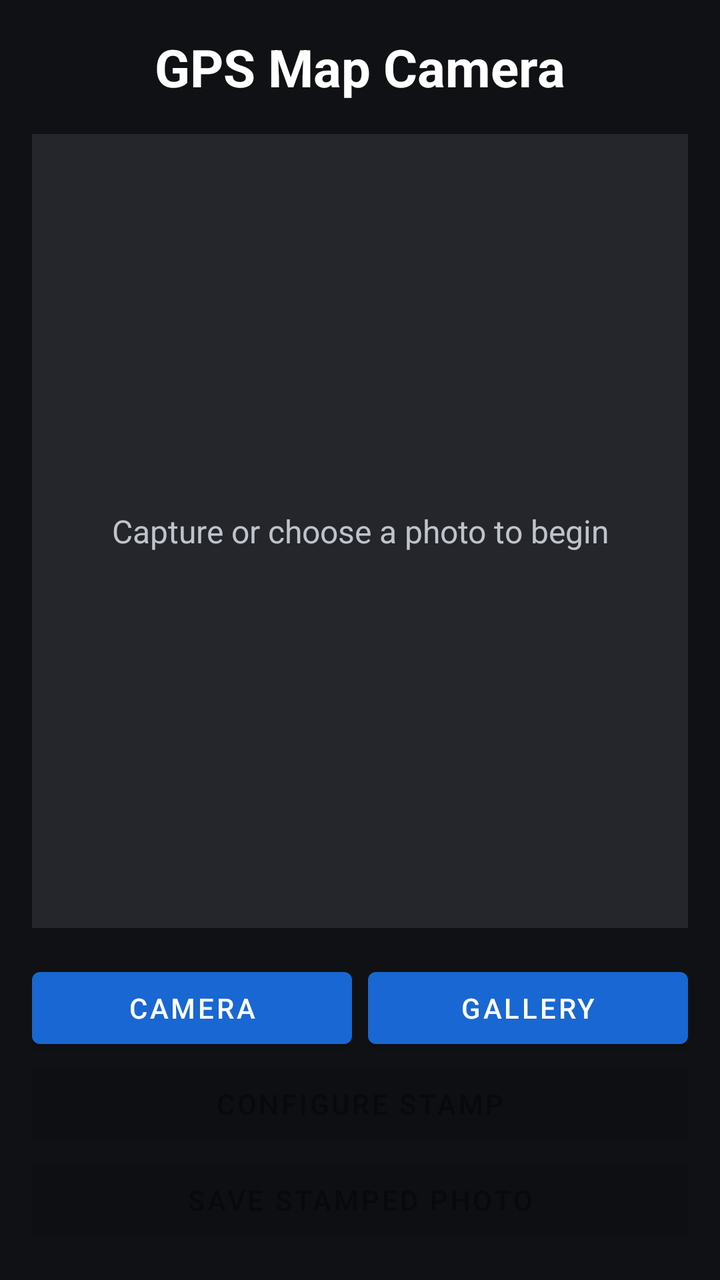
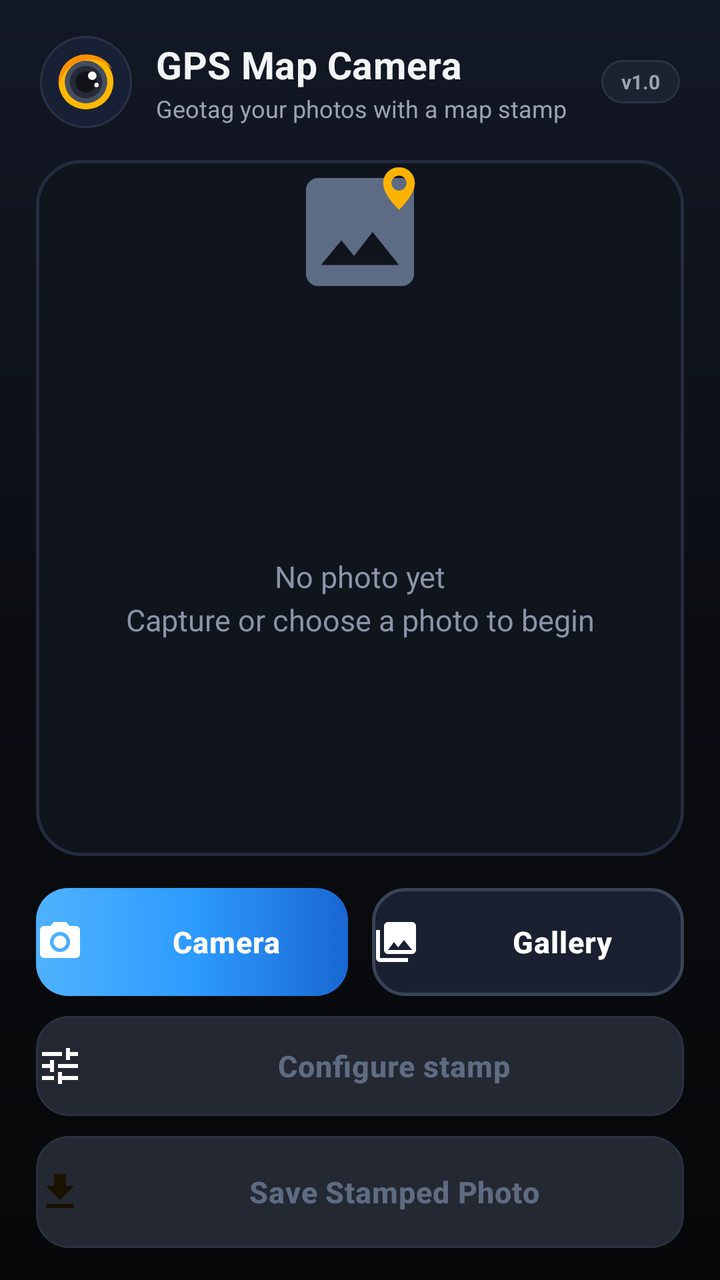

Before-and-after screenshots of an Android layout around one commit, followed by the original layout XML and the change that was made.
<!-- AndroidManifest.xml: application theme Theme.GpsMapCamera -->
<!-- res/layout/activity_main.xml -->
<LinearLayout xmlns:android="http://schemas.android.com/apk/res/android"
    android:layout_width="match_parent" android:layout_height="match_parent"
    android:orientation="vertical" android:padding="16dp" android:gravity="center_horizontal"
    android:background="#101114">
    <TextView android:layout_width="wrap_content" android:layout_height="wrap_content"
        android:text="GPS Map Camera" android:textColor="#FFFFFF" android:textSize="26sp"
        android:textStyle="bold" android:layout_marginBottom="16dp"/>
    <FrameLayout android:id="@+id/previewContainer" android:layout_width="match_parent"
        android:layout_height="0dp" android:layout_weight="1" android:background="#24262B">
        <ImageView android:id="@+id/photoPreview" android:layout_width="match_parent"
            android:layout_height="match_parent" android:scaleType="fitCenter"
            android:contentDescription="Selected photo preview"/>
        <include android:id="@+id/stampPreview" layout="@layout/stamp_overlay"
            android:layout_width="match_parent" android:layout_height="wrap_content"
            android:layout_gravity="bottom"
            android:visibility="gone"/>
        <TextView android:id="@+id/emptyHint" android:layout_width="match_parent"
            android:layout_height="match_parent" android:gravity="center"
            android:text="Capture or choose a photo to begin" android:textColor="#BFC3CA"
            android:textSize="16sp"/>
    </FrameLayout>
    <LinearLayout android:layout_width="match_parent" android:layout_height="wrap_content"
        android:orientation="horizontal" android:gravity="center" android:layout_marginTop="16dp">
        <Button android:id="@+id/captureButton" android:layout_width="0dp"
            android:layout_weight="1" android:layout_height="wrap_content" android:text="Camera"/>
        <Space android:layout_width="8dp" android:layout_height="1dp"/>
        <Button android:id="@+id/galleryButton" android:layout_width="0dp"
            android:layout_weight="1" android:layout_height="wrap_content" android:text="Gallery"/>
    </LinearLayout>
    <Button android:id="@+id/configureButton" android:layout_width="match_parent"
        android:layout_height="wrap_content" android:text="Configure stamp" android:enabled="false"/>
    <Button android:id="@+id/saveButton" android:layout_width="match_parent"
        android:layout_height="wrap_content" android:text="Save Stamped Photo" android:enabled="false"/>
</LinearLayout>
<!-- res/layout/stamp_overlay.xml (included above) -->
<?xml version="1.0" encoding="utf-8"?>
<LinearLayout xmlns:android="http://schemas.android.com/apk/res/android"
    xmlns:app="http://schemas.android.com/apk/res-auto"
    android:id="@+id/stampRoot"
    android:layout_width="match_parent"
    android:layout_height="wrap_content"
    android:orientation="horizontal"
    android:gravity="bottom"
    android:paddingStart="16dp"
    android:paddingEnd="16dp"
    android:paddingBottom="16dp"
    android:clipChildren="false"
    android:clipToPadding="false"
    android:background="@android:color/transparent">

    
    <com.google.android.material.card.MaterialCardView
        android:id="@+id/stampMapCard"
        android:layout_width="122dp"
        android:layout_height="122dp"
        android:layout_gravity="bottom"
        app:cardBackgroundColor="#212429"
        app:cardCornerRadius="14dp"
        app:cardElevation="0dp"
        app:cardPreventCornerOverlap="false"
        app:strokeWidth="0dp">

        <FrameLayout
            android:layout_width="match_parent"
            android:layout_height="match_parent">

            
            <ImageView
                android:id="@+id/stampMapImage"
                android:layout_width="match_parent"
                android:layout_height="match_parent"
                android:contentDescription="Map satellite view"
                android:scaleType="centerCrop" />

            
            <ImageView
                android:id="@+id/stampMapPin"
                android:layout_width="24dp"
                android:layout_height="24dp"
                android:layout_gravity="center"
                android:contentDescription="Location Pin"
                android:src="@drawable/ic_red_pin" />

            
            <TextView
                android:id="@+id/stampMapCredit"
                android:layout_width="wrap_content"
                android:layout_height="wrap_content"
                android:layout_gravity="bottom|start"
                android:layout_marginStart="8dp"
                android:layout_marginBottom="6dp"
                android:fontFamily="sans-serif-bold"
                android:shadowColor="#B3000000"
                android:shadowDx="1"
                android:shadowDy="1"
                android:shadowRadius="3"
                android:text=""
                android:textColor="#FFFFFF"
                android:textSize="9sp"
                android:textStyle="bold" />
        </FrameLayout>
    </com.google.android.material.card.MaterialCardView>

    
    <LinearLayout
        android:id="@+id/stampRightContainer"
        android:layout_width="0dp"
        android:layout_height="wrap_content"
        android:layout_marginStart="10dp"
        android:layout_weight="1"
        android:layout_gravity="bottom"
        android:orientation="vertical">

        
        <LinearLayout
            android:id="@+id/stampBadge"
            android:layout_width="wrap_content"
            android:layout_height="wrap_content"
            android:layout_gravity="end"
            android:layout_marginBottom="0dp"
            android:background="@drawable/bg_stamp_badge"
            android:gravity="center_vertical"
            android:orientation="horizontal"
            android:paddingStart="7dp"
            android:paddingTop="3dp"
            android:paddingEnd="9dp"
            android:paddingBottom="2dp">

            
            <ImageView
                android:layout_width="14dp"
                android:layout_height="14dp"
                android:contentDescription="GPS Map Camera Lens Icon"
                android:src="@drawable/ic_gps_camera_lens_logo" />

            <TextView
                android:layout_width="wrap_content"
                android:layout_height="wrap_content"
                android:layout_marginStart="5dp"
                android:fontFamily="sans-serif"
                android:text="GPS Map Camera"
                android:textColor="#FFFFFF"
                android:textSize="10.5sp" />
        </LinearLayout>

        
        <LinearLayout
            android:id="@+id/stampInfoBox"
            android:layout_width="match_parent"
            android:layout_height="wrap_content"
            android:layout_marginTop="0dp"
            android:background="@drawable/bg_stamp_box"
            android:orientation="vertical"
            android:paddingStart="12dp"
            android:paddingTop="9dp"
            android:paddingEnd="12dp"
            android:paddingBottom="9dp">

            
            <TextView
                android:id="@+id/stampTitle"
                android:layout_width="match_parent"
                android:layout_height="wrap_content"
                android:ellipsize="end"
                android:fontFamily="sans-serif-medium"
                android:shadowColor="#80000000"
                android:shadowRadius="2"
                android:singleLine="true"
                android:text="Pahore, Sindh, Pakistan 🇵🇰"
                android:textColor="#FFFFFF"
                android:textSize="17sp"
                android:textStyle="bold" />

            
            <TextView
                android:id="@+id/stampAddress"
                android:layout_width="match_parent"
                android:layout_height="wrap_content"
                android:layout_marginTop="2dp"
                android:ellipsize="end"
                android:fontFamily="sans-serif"
                android:shadowColor="#80000000"
                android:shadowRadius="2"
                android:singleLine="true"
                android:text="9g83+7r8 Abbas Khan, Pahore, Sindh , Pakistan"
                android:textColor="#FFFFFF"
                android:textSize="11.5sp" />

            
            <TextView
                android:id="@+id/stampCoordinates"
                android:layout_width="match_parent"
                android:layout_height="wrap_content"
                android:layout_marginTop="2dp"
                android:ellipsize="end"
                android:fontFamily="sans-serif"
                android:shadowColor="#80000000"
                android:shadowRadius="2"
                android:singleLine="true"
                android:text="Lat 25.366589° Long 68.505276°"
                android:textColor="#FFFFFF"
                android:textSize="11.5sp" />

            
            <TextView
                android:id="@+id/stampDateTime"
                android:layout_width="match_parent"
                android:layout_height="wrap_content"
                android:layout_marginTop="2dp"
                android:ellipsize="end"
                android:fontFamily="sans-serif"
                android:shadowColor="#80000000"
                android:shadowRadius="2"
                android:singleLine="true"
                android:text="Monday, 19/10/2026 11:48 AM GMT +05:00"
                android:textColor="#FFFFFF"
                android:textSize="11.5sp" />

            
            <TextView
                android:id="@+id/stampNote"
                android:layout_width="match_parent"
                android:layout_height="wrap_content"
                android:layout_marginTop="2dp"
                android:ellipsize="end"
                android:fontFamily="sans-serif"
                android:shadowColor="#80000000"
                android:shadowRadius="2"
                android:singleLine="true"
                android:text="Note : Captured by GPS Map Camera"
                android:textColor="#FFFFFF"
                android:textSize="11.5sp" />
        </LinearLayout>
    </LinearLayout>
</LinearLayout>
<!-- resources referenced by this layout -->
<resources>
  <style name="Theme.GpsMapCamera" parent="Theme.MaterialComponents.DayNight.NoActionBar">
          <item name="colorPrimary">#1967D2</item>
          <item name="colorPrimaryVariant">#174EA6</item>
          <item name="colorOnPrimary">#FFFFFF</item>
      </style>
  <!-- unchanged entries left out for length: 4 -->
</resources>

<!-- the commit's change to res/layout/activity_main.xml (unified diff, before → after) -->
@@ -1,36 +1,204 @@
+<?xml version="1.0" encoding="utf-8"?>
 <LinearLayout xmlns:android="http://schemas.android.com/apk/res/android"
-    android:layout_width="match_parent" android:layout_height="match_parent"
-    android:orientation="vertical" android:padding="16dp" android:gravity="center_horizontal"
-    android:background="#101114">
-    <TextView android:layout_width="wrap_content" android:layout_height="wrap_content"
-        android:text="GPS Map Camera" android:textColor="#FFFFFF" android:textSize="26sp"
-        android:textStyle="bold" android:layout_marginBottom="16dp"/>
-    <FrameLayout android:id="@+id/previewContainer" android:layout_width="match_parent"
-        android:layout_height="0dp" android:layout_weight="1" android:background="#24262B">
-        <ImageView android:id="@+id/photoPreview" android:layout_width="match_parent"
-            android:layout_height="match_parent" android:scaleType="fitCenter"
-            android:contentDescription="Selected photo preview"/>
-        <include android:id="@+id/stampPreview" layout="@layout/stamp_overlay"
-            android:layout_width="match_parent" android:layout_height="wrap_content"
+    android:layout_width="match_parent"
+    android:layout_height="match_parent"
+    android:orientation="vertical"
+    android:gravity="center_horizontal">
+
+    
+    <LinearLayout
+        android:layout_width="match_parent"
+        android:layout_height="wrap_content"
+        android:orientation="horizontal"
+        android:gravity="center_vertical"
+        android:paddingStart="20dp"
+        android:paddingEnd="20dp"
+        android:paddingTop="18dp"
+        android:paddingBottom="14dp">
+
+        <FrameLayout
+            android:layout_width="46dp"
+            android:layout_height="46dp"
+            android:background="@drawable/bg_logo_ring">
+
+            
+            <ImageView
+                android:layout_width="30dp"
+                android:layout_height="30dp"
+                android:layout_gravity="center"
+                android:contentDescription="@string/app_name"
+                android:src="@drawable/ic_gps_camera_lens_logo" />
+        </FrameLayout>
+
+        <LinearLayout
+            android:layout_width="0dp"
+            android:layout_height="wrap_content"
+            android:layout_weight="1"
+            android:layout_marginStart="12dp"
+            android:orientation="vertical">
+
+            <TextView
+                android:layout_width="wrap_content"
+                android:layout_height="wrap_content"
+                android:text="@string/app_name"
+                android:textColor="@color/text_bright"
+                android:textSize="19sp"
+                android:textStyle="bold"
+                android:letterSpacing="0.01" />
+
+            <TextView
+                android:layout_width="wrap_content"
+                android:layout_height="wrap_content"
+                android:layout_marginTop="1dp"
+                android:text="Geotag your photos with a map stamp"
+                android:textColor="@color/text_muted"
+                android:textSize="12sp" />
+        </LinearLayout>
+
+        <TextView
+            android:layout_width="wrap_content"
+            android:layout_height="wrap_content"
+            android:background="@drawable/bg_chip"
+            android:paddingStart="10dp"
+            android:paddingEnd="10dp"
+            android:paddingTop="4dp"
+            android:paddingBottom="4dp"
+            android:text="v1.0"
+            android:textColor="@color/text_muted"
+            android:textSize="10sp"
+            android:textStyle="bold" />
+    </LinearLayout>
+
+    
+    <FrameLayout
+        android:id="@+id/previewContainer"
+        android:layout_width="match_parent"
+        android:layout_height="0dp"
+        android:layout_weight="1"
+        android:layout_marginStart="18dp"
+        android:layout_marginEnd="18dp"
+        android:layout_marginTop="2dp"
+        android:layout_marginBottom="16dp"
+        android:background="@drawable/bg_preview_card">
+
+        <ImageView
+            android:id="@+id/photoPreview"
+            android:layout_width="match_parent"
+            android:layout_height="match_parent"
+            android:padding="2dp"
+            android:scaleType="fitCenter"
+            android:contentDescription="Selected photo preview" />
+
+        <include
+            android:id="@+id/stampPreview"
+            layout="@layout/stamp_overlay"
+            android:layout_width="match_parent"
+            android:layout_height="wrap_content"
             android:layout_gravity="bottom"
-            android:visibility="gone"/>
-        <TextView android:id="@+id/emptyHint" android:layout_width="match_parent"
-            android:layout_height="match_parent" android:gravity="center"
-            android:text="Capture or choose a photo to begin" android:textColor="#BFC3CA"
-            android:textSize="16sp"/>
+            android:visibility="gone" />
+
+        <TextView
+            android:id="@+id/emptyHint"
+            android:layout_width="match_parent"
+            android:layout_height="match_parent"
+            android:gravity="center"
+            android:drawableTop="@drawable/ic_empty_state"
+            android:drawablePadding="18dp"
+            android:paddingStart="32dp"
+            android:paddingEnd="32dp"
+            android:lineSpacingExtra="4dp"
+            android:text="No photo yet\nCapture or choose a photo to begin"
+            android:textColor="@color/text_faint"
+            android:textSize="15sp" />
     </FrameLayout>
-    <LinearLayout android:layout_width="match_parent" android:layout_height="wrap_content"
-        android:orientation="horizontal" android:gravity="center" android:layout_marginTop="16dp">
-        <Button android:id="@+id/captureButton" android:layout_width="0dp"
-            android:layout_weight="1" android:layout_height="wrap_content" android:text="Camera"/>
-        <Space android:layout_width="8dp" android:layout_height="1dp"/>
-        <Button android:id="@+id/galleryButton" android:layout_width="0dp"
-            android:layout_weight="1" android:layout_height="wrap_content" android:text="Gallery"/>
+
+    
+    <LinearLayout
+        android:layout_width="match_parent"
+        android:layout_height="wrap_content"
+        android:orientation="horizontal"
+        android:paddingStart="18dp"
+        android:paddingEnd="18dp">
+
+        <androidx.appcompat.widget.AppCompatButton
+            android:id="@+id/captureButton"
+            android:layout_width="0dp"
+            android:layout_weight="1"
+            android:layout_height="54dp"
+            android:background="@drawable/bg_button_primary"
+            android:drawableStart="@drawable/ic_action_camera"
+            android:drawablePadding="10dp"
+            android:gravity="center"
+            android:text="Camera"
+            android:textColor="@color/btn_text_light"
+            android:textSize="15sp"
+            android:textStyle="bold"
+            android:letterSpacing="0.02"
+            android:textAllCaps="false"
+            android:stateListAnimator="@null" />
+
+        <Space
+            android:layout_width="12dp"
+            android:layout_height="1dp" />
+
+        <androidx.appcompat.widget.AppCompatButton
+            android:id="@+id/galleryButton"
+            android:layout_width="0dp"
+            android:layout_weight="1"
+            android:layout_height="54dp"
+            android:background="@drawable/bg_button_outline"
+            android:drawableStart="@drawable/ic_action_gallery"
+            android:drawablePadding="10dp"
+            android:gravity="center"
+            android:text="Gallery"
+            android:textColor="@color/btn_text_light"
+            android:textSize="15sp"
+            android:textStyle="bold"
+            android:letterSpacing="0.02"
+            android:textAllCaps="false"
+            android:stateListAnimator="@null" />
     </LinearLayout>
-    <Button android:id="@+id/configureButton" android:layout_width="match_parent"
-        android:layout_height="wrap_content" android:text="Configure stamp" android:enabled="false"/>
-    <Button android:id="@+id/saveButton" android:layout_width="match_parent"
-        android:layout_height="wrap_content" android:text="Save Stamped Photo" android:enabled="false"/>
+
+    <androidx.appcompat.widget.AppCompatButton
+        android:id="@+id/configureButton"
+        android:layout_width="match_parent"
+        android:layout_height="50dp"
+        android:layout_marginStart="18dp"
+        android:layout_marginEnd="18dp"
+        android:layout_marginTop="10dp"
+        android:background="@drawable/bg_button_tonal"
+        android:drawableStart="@drawable/ic_action_tune"
+        android:drawablePadding="10dp"
+        android:gravity="center"
+        android:text="Configure stamp"
+        android:textColor="@color/btn_text_light"
+        android:textSize="15sp"
+        android:textStyle="bold"
+        android:letterSpacing="0.02"
+        android:textAllCaps="false"
+        android:stateListAnimator="@null"
+        android:enabled="false" />
+
+    <androidx.appcompat.widget.AppCompatButton
+        android:id="@+id/saveButton"
+        android:layout_width="match_parent"
+        android:layout_height="56dp"
+        android:layout_marginStart="18dp"
+        android:layout_marginEnd="18dp"
+        android:layout_marginTop="10dp"
+        android:layout_marginBottom="16dp"
+        android:background="@drawable/bg_button_save"
+        android:drawableStart="@drawable/ic_action_save"
+        android:drawablePadding="10dp"
+        android:gravity="center"
+        android:text="Save Stamped Photo"
+        android:textColor="@color/btn_text_on_amber"
+        android:textSize="15sp"
+        android:textStyle="bold"
+        android:letterSpacing="0.02"
+        android:textAllCaps="false"
+        android:stateListAnimator="@null"
+        android:enabled="false" />
 </LinearLayout>
 <!-- res/layout/stamp_overlay.xml (included above) -->
 <?xml version="1.0" encoding="utf-8"?>
<!-- resource entries referenced after the edit -->
@@ -1,10 +1,259 @@
 <!-- resources referenced by this layout -->
 <resources>
-  <style name="Theme.GpsMapCamera" parent="Theme.MaterialComponents.DayNight.NoActionBar">
-          <item name="colorPrimary">#1967D2</item>
-          <item name="colorPrimaryVariant">#174EA6</item>
+  <color name="text_bright">#F2F4F8</color>
+  <color name="text_faint">#8B94A7</color>
+  <color name="text_muted">#9AA3B2</color>
+  <!-- drawable bg_button_outline (drawable) -->
+  <?xml version="1.0" encoding="utf-8"?>
+  <selector xmlns:android="http://schemas.android.com/apk/res/android">
+      <item android:state_enabled="false">
+          <shape>
+              <corners android:radius="16dp" />
+              <solid android:color="@color/btn_disabled_fill" />
+              <stroke android:width="1dp" android:color="#2A3140" />
+          </shape>
+      </item>
+      <item>
+          <ripple android:color="#33FFFFFF">
+              <item>
+                  <shape>
+                      <corners android:radius="16dp" />
+                      <solid android:color="#1A2030" />
+                      <stroke
+                          android:width="1.5dp"
+                          android:color="#3A4256" />
+                  </shape>
+              </item>
+          </ripple>
+      </item>
+  </selector>
+  <!-- drawable bg_button_primary (drawable) -->
+  <?xml version="1.0" encoding="utf-8"?>
+  <selector xmlns:android="http://schemas.android.com/apk/res/android">
+      <item android:state_enabled="false">
+          <shape>
+              <corners android:radius="16dp" />
+              <solid android:color="@color/btn_disabled_fill" />
+              <stroke android:width="1dp" android:color="#2A3140" />
+          </shape>
+      </item>
+      <item>
+          <ripple android:color="#4DFFFFFF">
+              <item>
+                  <shape>
+                      <corners android:radius="16dp" />
+                      <gradient
+                          android:angle="0"
+                          android:startColor="#4FB2FF"
+                          android:centerColor="#2D9CFF"
+                          android:endColor="#1967D2" />
+                  </shape>
+              </item>
+          </ripple>
+      </item>
+  </selector>
+  <!-- drawable bg_button_save (drawable) -->
+  <?xml version="1.0" encoding="utf-8"?>
+  <selector xmlns:android="http://schemas.android.com/apk/res/android">
+      <item android:state_enabled="false">
+          <shape>
+              <corners android:radius="16dp" />
+              <solid android:color="@color/btn_disabled_fill" />
+              <stroke android:width="1dp" android:color="#2A3140" />
+          </shape>
+      </item>
+      <item>
+          <ripple android:color="#591A1200">
+              <item>
+                  <shape>
+                      <corners android:radius="16dp" />
+                      <gradient
+                          android:angle="0"
+                          android:startColor="#FFCA28"
+                          android:centerColor="#FFB300"
+                          android:endColor="#FF8F00" />
+                  </shape>
+              </item>
+          </ripple>
+      </item>
+  </selector>
+  <!-- drawable bg_button_tonal (drawable) -->
+  <?xml version="1.0" encoding="utf-8"?>
+  <selector xmlns:android="http://schemas.android.com/apk/res/android">
+      <item android:state_enabled="false">
+          <shape>
+              <corners android:radius="16dp" />
+              <solid android:color="@color/btn_disabled_fill" />
+              <stroke android:width="1dp" android:color="#2A3140" />
+          </shape>
+      </item>
+      <item>
+          <ripple android:color="#33FFFFFF">
+              <item>
+                  <shape>
+                      <corners android:radius="16dp" />
+                      <solid android:color="#1C2A44" />
+                      <stroke
+                          android:width="1dp"
+                          android:color="#2C4470" />
+                  </shape>
+              </item>
+          </ripple>
+      </item>
+  </selector>
+  <!-- drawable bg_chip (drawable) -->
+  <?xml version="1.0" encoding="utf-8"?>
+  <shape xmlns:android="http://schemas.android.com/apk/res/android">
+      <corners android:radius="20dp" />
+      <solid android:color="@color/surface_raised" />
+      <stroke
+          android:width="1dp"
+          android:color="@color/surface_stroke" />
+  </shape>
+  <!-- drawable bg_logo_ring (drawable) -->
+  <?xml version="1.0" encoding="utf-8"?>
+  <shape xmlns:android="http://schemas.android.com/apk/res/android"
+      android:shape="oval">
+      <solid android:color="#182035" />
+      <stroke
+          android:width="1dp"
+          android:color="@color/surface_stroke" />
+  </shape>
+  <!-- drawable bg_preview_card (drawable) -->
+  <?xml version="1.0" encoding="utf-8"?>
+  <shape xmlns:android="http://schemas.android.com/apk/res/android">
+      <corners android:radius="22dp" />
+      <solid android:color="#10141D" />
+      <stroke
+          android:width="1.5dp"
+          android:color="@color/surface_stroke_soft" />
+  </shape>
+  <!-- drawable ic_action_camera (drawable) -->
+  <?xml version="1.0" encoding="utf-8"?>
+  <vector xmlns:android="http://schemas.android.com/apk/res/android"
+      android:width="24dp"
+      android:height="24dp"
+      android:viewportWidth="24"
+      android:viewportHeight="24">
+      <path
+          android:fillColor="#FFFFFFFF"
+          android:pathData="M12,15.2c-1.77,0 -3.2,-1.43 -3.2,-3.2s1.43,-3.2 3.2,-3.2 3.2,1.43 3.2,3.2 -1.43,3.2 -3.2,3.2zM9,2L7.17,4H4c-1.1,0 -2,0.9 -2,2v12c0,1.1 0.9,2 2,2h16c1.1,0 2,-0.9 2,-2V6c0,-1.1 -0.9,-2 -2,-2h-3.17L15,2H9zM12,17c-2.76,0 -5,-2.24 -5,-5s2.24,-5 5,-5 5,2.24 5,5 -2.24,5 -5,5z" />
+  </vector>
+  <!-- drawable ic_action_gallery (drawable) -->
+  <?xml version="1.0" encoding="utf-8"?>
+  <vector xmlns:android="http://schemas.android.com/apk/res/android"
+      android:width="24dp"
+      android:height="24dp"
+      android:viewportWidth="24"
+      android:viewportHeight="24">
+      <path
+          android:fillColor="#FFFFFFFF"
+          android:pathData="M22,16L22,4c0,-1.1 -0.9,-2 -2,-2L8,2c-1.1,0 -2,0.9 -2,2v12c0,1.1 0.9,2 2,2h12c1.1,0 2,-0.9 2,-2zM11,12l2.03,2.71L16,11l4,5L8,16l3,-4zM2,6v14c0,1.1 0.9,2 2,2h14v-2L4,20L4,6L2,6z" />
+  </vector>
+  <!-- drawable ic_action_save (drawable) -->
+  <?xml version="1.0" encoding="utf-8"?>
+  <vector xmlns:android="http://schemas.android.com/apk/res/android"
+      android:width="24dp"
+      android:height="24dp"
+      android:viewportWidth="24"
+      android:viewportHeight="24">
+      <path
+          android:fillColor="#FF1A1200"
+          android:pathData="M19,9h-4V3H9v6H5l7,7 7,-7zM5,18v2h14v-2L5,18z" />
+  </vector>
+  <!-- drawable ic_action_tune (drawable) -->
+  <?xml version="1.0" encoding="utf-8"?>
+  <vector xmlns:android="http://schemas.android.com/apk/res/android"
+      android:width="24dp"
+      android:height="24dp"
+      android:viewportWidth="24"
+      android:viewportHeight="24">
+      <path
+          android:fillColor="#FFFFFFFF"
+          android:pathData="M3,17v2h6v-2L3,17zM3,5v2h10L13,5L3,5zM13,21v-2h8v-2h-8v-2h-2v6h2zM7,9v2L3,11v2h4v2h2L9,9L7,9zM21,13v-2L11,11v2h10zM15,9h2L17,7h4L21,5h-4L17,3h-2v6z" />
+  </vector>
+  <!-- drawable ic_empty_state (drawable) -->
+  <?xml version="1.0" encoding="utf-8"?>
+  <vector xmlns:android="http://schemas.android.com/apk/res/android"
+      android:width="72dp"
+      android:height="72dp"
+      android:viewportWidth="24"
+      android:viewportHeight="24">
+      
+      <path
+          android:fillColor="#FF5D6B85"
+          android:pathData="M21,19V5c0,-1.1 -0.9,-2 -2,-2H5c-1.1,0 -2,0.9 -2,2v14c0,1.1 0.9,2 2,2h14c1.1,0 2,-0.9 2,-2zM8.9,13.4l2.1,2.6 3.1,-4 4.4,5.5H5.5l3.4,-4.1z" />
+      
+      <path
+          android:fillColor="#FFFFB300"
+          android:pathData="M18.5,1.2c-1.46,0 -2.65,1.19 -2.65,2.65 0,1.99 2.65,4.45 2.65,4.45s2.65,-2.46 2.65,-4.45c0,-1.46 -1.19,-2.65 -2.65,-2.65zM18.5,5.1c-0.69,0 -1.25,-0.56 -1.25,-1.25s0.56,-1.25 1.25,-1.25 1.25,0.56 1.25,1.25 -0.56,1.25 -1.25,1.25z" />
+  </vector>
+  <string name="app_name">GPS Map Camera</string>
+  <style name="Theme.GpsMapCamera" parent="Theme.MaterialComponents.NoActionBar">
+          <item name="colorPrimary">@color/accent_blue</item>
+          <item name="colorPrimaryVariant">@color/accent_blue_deep</item>
           <item name="colorOnPrimary">#FFFFFF</item>
+          <item name="colorSecondary">@color/accent_amber</item>
+          <item name="colorSecondaryVariant">@color/accent_amber_deep</item>
+          <item name="colorOnSecondary">@color/on_amber</item>
+          <item name="android:colorBackground">@color/bg_deep</item>
+          <item name="colorSurface">@color/surface_dark</item>
+          <item name="colorOnSurface">@color/text_bright</item>
+          <item name="colorOnError">#FF6E6E</item>
+          <item name="android:textColorPrimary">@color/text_bright</item>
+          <item name="android:textColorSecondary">@color/text_muted</item>
+          <item name="android:colorControlActivated">@color/accent_blue</item>
+          <item name="android:colorControlNormal">#5A6478</item>
+          <item name="android:windowBackground">@drawable/bg_main_gradient</item>
+          <item name="android:statusBarColor">@color/bg_deep</item>
+          <item name="android:navigationBarColor">@color/bg_deep</item>
+          <item name="android:windowLightStatusBar">false</item>
+          <item name="alertDialogTheme">@style/Theme.GpsMapCamera.Alert</item>
       </style>
+  <color name="btn_disabled_fill">#232833</color>
+  <color name="surface_raised">#1C2230</color>
+  <color name="surface_stroke">#2A3245</color>
+  <color name="surface_stroke_soft">#232B3D</color>
+  <color name="accent_blue">#2D9CFF</color>
+  <color name="accent_blue_deep">#1967D2</color>
+  <color name="accent_amber">#FFB300</color>
+  <color name="accent_amber_deep">#FF8F00</color>
+  <color name="on_amber">#1A1200</color>
+  <color name="bg_deep">#0B0D12</color>
+  <color name="surface_dark">#171B24</color>
+  <!-- drawable bg_main_gradient (drawable) -->
+  <?xml version="1.0" encoding="utf-8"?>
+  <shape xmlns:android="http://schemas.android.com/apk/res/android">
+      <gradient
+          android:angle="270"
+          android:startColor="#131826"
+          android:centerColor="#0B0D12"
+          android:endColor="#070809" />
+  </shape>
+  <style name="Theme.GpsMapCamera.Alert" parent="ThemeOverlay.MaterialComponents.Dialog.Alert">
+          <item name="android:windowBackground">@drawable/bg_dialog_window</item>
+          <item name="colorPrimary">@color/accent_blue</item>
+          <item name="colorSecondary">@color/accent_amber</item>
+          <item name="android:textColorPrimary">@color/text_bright</item>
+          <item name="android:textColor">@color/text_bright</item>
+          <item name="android:colorControlActivated">@color/accent_blue</item>
+          <item name="colorControlNormal">#5A6478</item>
+      </style>
+  <!-- drawable bg_dialog_window (drawable) -->
+  <?xml version="1.0" encoding="utf-8"?>
+  <inset xmlns:android="http://schemas.android.com/apk/res/android"
+      android:insetLeft="18dp"
+      android:insetTop="14dp"
+      android:insetRight="18dp"
+      android:insetBottom="14dp">
+      <shape>
+          <corners android:radius="22dp" />
+          <solid android:color="@color/surface_dark" />
+          <stroke
+              android:width="1dp"
+              android:color="@color/surface_stroke_soft" />
+      </shape>
+  </inset>
   <!-- unchanged entries left out for length: 4 -->
 </resources>
 
